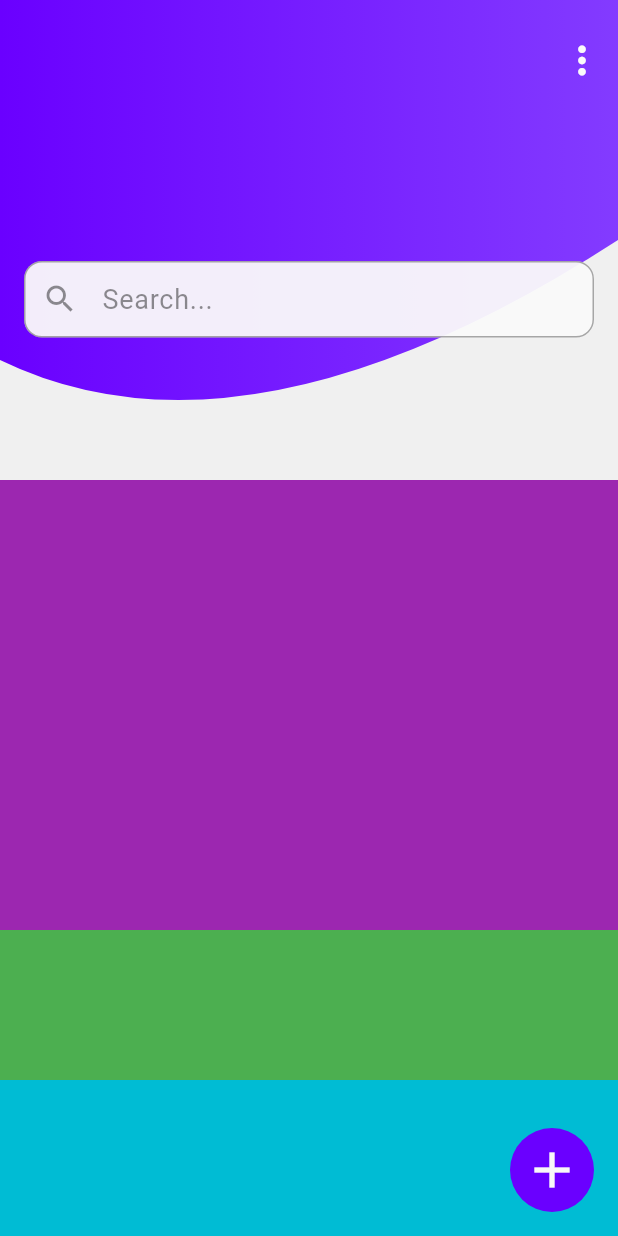
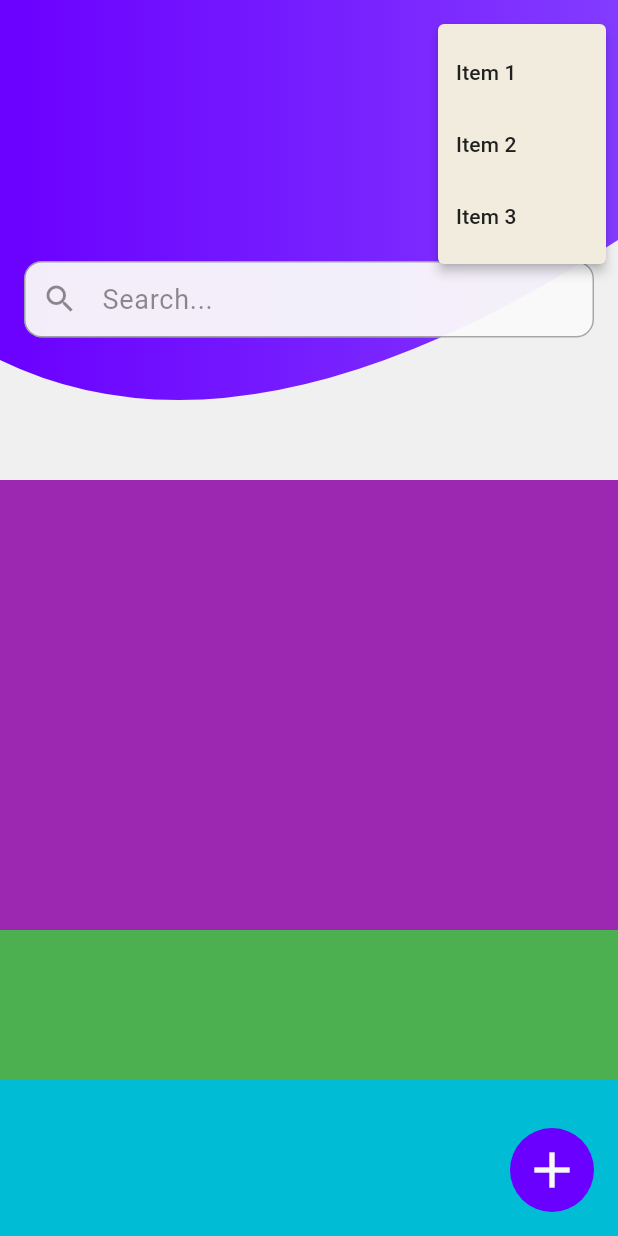
Before and after one commit to CharlyMech/webviewer, a Flutter app: the screen it shows after launch, after a tap on the "more vert" icon, on a phone screen of 412 x 824 dp. Run offline on Flutter 3.47's test engine with Material 3 defaults, Android fonts, the light colour scheme and no system bars; our stand-ins replace go_router, toastification, webview_flutter.

Commit message:
feat: add popup menu button and sample options

```diff
--- a/lib/utils/theme.dart
+++ b/lib/utils/theme.dart
@@ -8,10 +8,10 @@
         scaffoldBackgroundColor:
             Color(int.parse(surface.replaceFirst('#', '0xff'))),
         textTheme: TextTheme(
-        bodyLarge:
-            TextStyle(color: Color(int.parse(text.replaceFirst('#', '0xff')))),
-        bodyMedium:
-            TextStyle(color: Color(int.parse(text.replaceFirst('#', '0xff')))),
+          bodyLarge: TextStyle(
+              color: Color(int.parse(text.replaceFirst('#', '0xff')))),
+          bodyMedium: TextStyle(
+              color: Color(int.parse(text.replaceFirst('#', '0xff')))),
         ),
 
         // TODO -> fine tune this
@@ -29,13 +29,12 @@
               ? Brightness.light
               : Brightness.dark,
         ),
-
         inputDecorationTheme: InputDecorationTheme(
           filled: true,
-        fillColor:
-            Color(int.parse(white.replaceFirst('#', '0xff'))).withOpacity(0.95),
-        prefixIconColor:
-            Color(int.parse(black.replaceFirst('#', '0xff'))).withOpacity(0.5),
+          fillColor: Color(int.parse(white.replaceFirst('#', '0xff')))
+              .withOpacity(0.95),
+          prefixIconColor: Color(int.parse(black.replaceFirst('#', '0xff')))
+              .withOpacity(0.5),
           hintStyle: TextStyle(
             color: Color(int.parse(black.replaceFirst('#', '0xff')))
                 .withOpacity(0.5),
@@ -46,19 +45,18 @@
               borderRadius: BorderRadius.circular(12)),
           border: OutlineInputBorder(borderRadius: BorderRadius.circular(12)),
         ),
-
         iconButtonTheme: IconButtonThemeData(
             style: ButtonStyle(
-        backgroundColor:
-            WidgetStateProperty.resolveWith<Color?>((Set<WidgetState> states) {
-          return Color(int.parse(primaryColor.replaceFirst('#', '0xff')));
+          backgroundColor: WidgetStateProperty.resolveWith<Color?>(
+              (Set<WidgetState> states) {
+            return Colors
+                .transparent; // Meant to be used for PopupMenuButton -> Rest of icon buttons will need styling
           }),
-        foregroundColor:
-            WidgetStateProperty.resolveWith<Color?>((Set<WidgetState> states) {
+          foregroundColor: WidgetStateProperty.resolveWith<Color?>(
+              (Set<WidgetState> states) {
             return Color(int.parse(white.replaceFirst('#', '0xff')));
           }),
         )),
-
         floatingActionButtonTheme: FloatingActionButtonThemeData(
           iconSize: 45,
           sizeConstraints: const BoxConstraints(minWidth: 70, minHeight: 70),
@@ -66,18 +64,20 @@
               Color(int.parse(primaryColor.replaceFirst('#', '0xff'))),
           foregroundColor: Color(int.parse(white.replaceFirst('#', '0xff'))),
         ),
-
         elevatedButtonTheme: ElevatedButtonThemeData(
             style: ButtonStyle(
-        backgroundColor:
-            WidgetStateProperty.resolveWith<Color?>((Set<WidgetState> states) {
+          backgroundColor: WidgetStateProperty.resolveWith<Color?>(
+              (Set<WidgetState> states) {
             return Color(int.parse(primaryColor.replaceFirst('#', '0xff')));
           }),
-        foregroundColor:
-            WidgetStateProperty.resolveWith<Color?>((Set<WidgetState> states) {
+          foregroundColor: WidgetStateProperty.resolveWith<Color?>(
+              (Set<WidgetState> states) {
             return Color(int.parse(white.replaceFirst('#', '0xff')));
           }),
         )),
-    );
+        popupMenuTheme: PopupMenuThemeData(
+          surfaceTintColor: Colors.lime,
+          iconSize: 30,
+        ));
   }
 }
--- a/lib/widgets/custom_sliver_appbar.dart
+++ b/lib/widgets/custom_sliver_appbar.dart
@@ -2,6 +2,7 @@
 import 'package:toastification/toastification.dart';
 import 'package:webviewer/widgets/appbar_search.dart';
 import 'package:webviewer/widgets/clipped_appbar.dart';
+import 'package:webviewer/widgets/popup_menu.dart';
 
 class CustomSliverAppbar extends SliverPersistentHeaderDelegate {
   @override
@@ -23,17 +24,7 @@
           right: 0,
           child: Padding(
             padding: EdgeInsets.fromLTRB(0, topPadding, 0, 0),
-            child: IconButton(
-              icon: const Icon(Icons.more_vert),
-              iconSize: 30,
-              style: ButtonStyle(
-                backgroundColor: WidgetStateProperty.resolveWith<Color?>(
-                    (Set<WidgetState> states) {
-                  return Colors.transparent;
-                }),
-              ),
-              onPressed: () {},
-            ),
+            child: PopupMenu(),
           ),
         ),
         // TODO -> WebViewer logo that disappears with scroll
--- /dev/null
+++ b/lib/widgets/popup_menu.dart
@@ -0,0 +1,38 @@
+import 'package:flutter/material.dart';
+import 'package:toastification/toastification.dart';
+
+class PopupMenu extends StatelessWidget {
+  const PopupMenu({super.key});
+
+  @override
+  Widget build(BuildContext context) {
+    return PopupMenuButton<String>(
+      surfaceTintColor: Colors.amber,
+      onSelected: (String value) {
+        // ? Temporary code
+        toastification.show(
+          context: context,
+          showProgressBar: false,
+          alignment: Alignment.bottomCenter,
+          title: Text('$value selected'),
+          autoCloseDuration: const Duration(seconds: 2),
+          type: ToastificationType.info,
+        );
+      },
+      itemBuilder: (BuildContext context) => <PopupMenuEntry<String>>[
+        const PopupMenuItem(
+          child: Text('Item 1'),
+          value: 'ITEM 1',
+        ),
+        const PopupMenuItem(
+          child: Text('Item 2'),
+          value: 'ITEM 2',
+        ),
+        const PopupMenuItem(
+          child: Text('Item 3'),
+          value: 'ITEM 3',
+        ),
+      ],
+    );
+  }
+}
```
Lines whose indentation alone changed are shown as unchanged.
